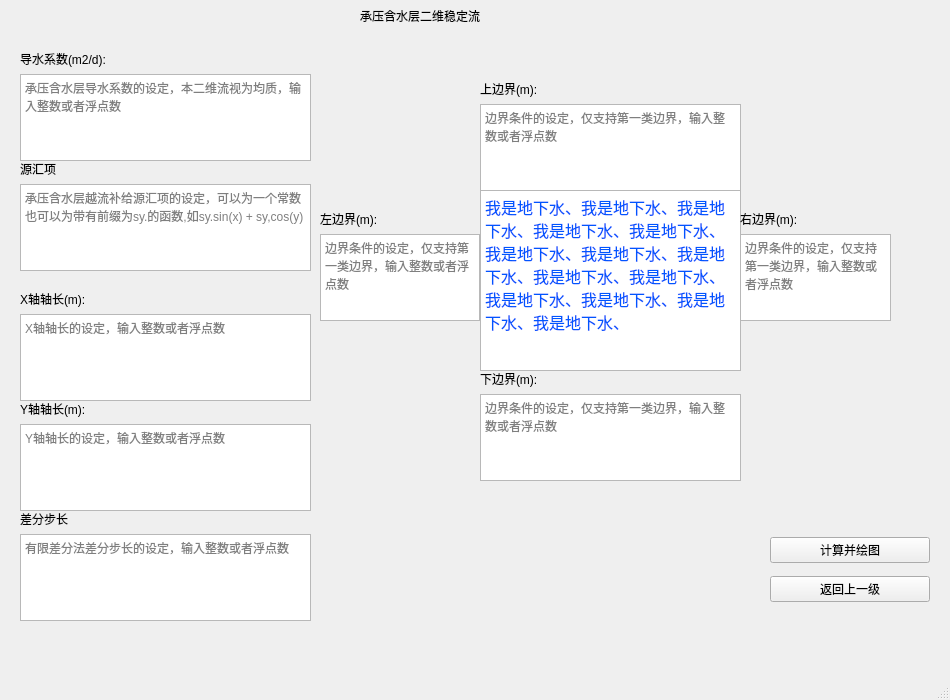
This is ui/ttdcasf.ui in Yulei-3005240023/FDM_groundwater as Qt 5 draws it before an edit. The edited form follows.
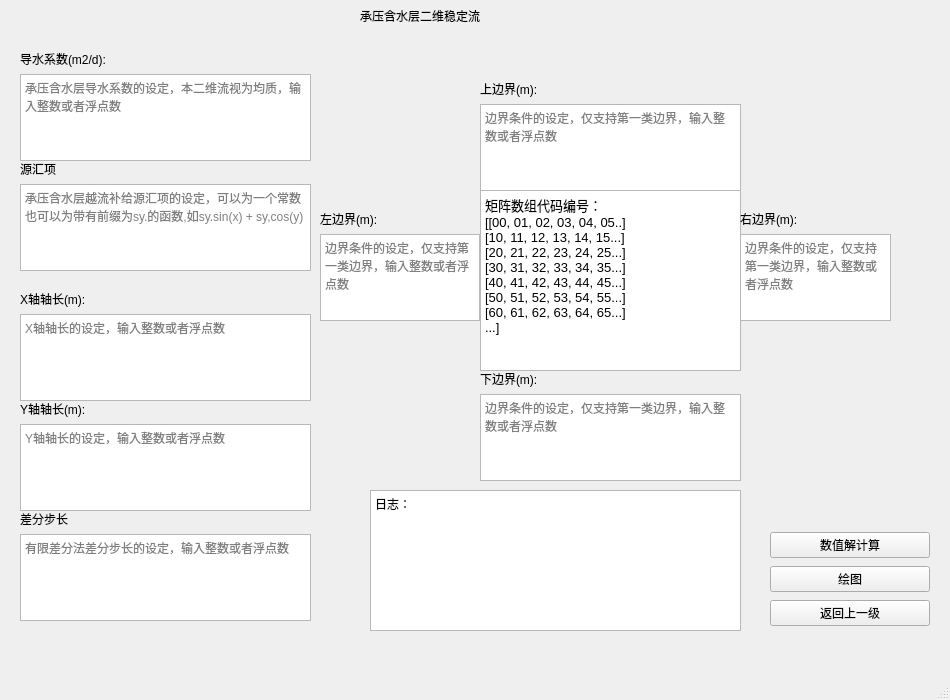
This is the edited form.

Patch:
```diff
--- a/ui/ttdcasf.ui
+++ b/ui/ttdcasf.ui
@@ -79,7 +79,7 @@
      </item>
     </layout>
    </widget>
-   <widget class="QTextBrowser" name="textBrowser">
+   <widget class="QTextBrowser" name="textBrowser_1">
     <property name="geometry">
      <rect>
       <x>480</x>
@@ -93,7 +93,15 @@
 &lt;html&gt;&lt;head&gt;&lt;meta name=&quot;qrichtext&quot; content=&quot;1&quot; /&gt;&lt;style type=&quot;text/css&quot;&gt;
 p, li { white-space: pre-wrap; }
 &lt;/style&gt;&lt;/head&gt;&lt;body style=&quot; font-family:'SimSun'; font-size:9pt; font-weight:400; font-style:normal;&quot;&gt;
-&lt;p style=&quot; margin-top:0px; margin-bottom:0px; margin-left:0px; margin-right:0px; -qt-block-indent:0; text-indent:0px;&quot;&gt;&lt;span style=&quot; font-size:12pt; color:#0055ff;&quot;&gt;我是地下水、我是地下水、我是地下水、我是地下水、我是地下水、我是地下水、我是地下水、我是地下水、我是地下水、我是地下水、我是地下水、我是地下水、我是地下水、我是地下水、&lt;/span&gt;&lt;/p&gt;&lt;/body&gt;&lt;/html&gt;</string>
+&lt;p style=&quot; margin-top:0px; margin-bottom:0px; margin-left:0px; margin-right:0px; -qt-block-indent:0; text-indent:0px;&quot;&gt;&lt;span style=&quot; font-size:10pt;&quot;&gt;矩阵数组代码编号：&lt;/span&gt;&lt;/p&gt;
+&lt;p style=&quot; margin-top:0px; margin-bottom:0px; margin-left:0px; margin-right:0px; -qt-block-indent:0; text-indent:0px;&quot;&gt;&lt;span style=&quot; font-size:10pt;&quot;&gt;[[00, 01, 02, 03, 04, 05..]&lt;/span&gt;&lt;/p&gt;
+&lt;p style=&quot; margin-top:0px; margin-bottom:0px; margin-left:0px; margin-right:0px; -qt-block-indent:0; text-indent:0px;&quot;&gt;&lt;span style=&quot; font-size:10pt;&quot;&gt;[10, 11, 12, 13, 14, 15...]&lt;/span&gt;&lt;/p&gt;
+&lt;p style=&quot; margin-top:0px; margin-bottom:0px; margin-left:0px; margin-right:0px; -qt-block-indent:0; text-indent:0px;&quot;&gt;&lt;span style=&quot; font-size:10pt;&quot;&gt;[20, 21, 22, 23, 24, 25...]&lt;/span&gt;&lt;/p&gt;
+&lt;p style=&quot; margin-top:0px; margin-bottom:0px; margin-left:0px; margin-right:0px; -qt-block-indent:0; text-indent:0px;&quot;&gt;&lt;span style=&quot; font-size:10pt;&quot;&gt;[30, 31, 32, 33, 34, 35...]&lt;/span&gt;&lt;/p&gt;
+&lt;p style=&quot; margin-top:0px; margin-bottom:0px; margin-left:0px; margin-right:0px; -qt-block-indent:0; text-indent:0px;&quot;&gt;&lt;span style=&quot; font-size:10pt;&quot;&gt;[40, 41, 42, 43, 44, 45...]&lt;/span&gt;&lt;/p&gt;
+&lt;p style=&quot; margin-top:0px; margin-bottom:0px; margin-left:0px; margin-right:0px; -qt-block-indent:0; text-indent:0px;&quot;&gt;&lt;span style=&quot; font-size:10pt;&quot;&gt;[50, 51, 52, 53, 54, 55...]&lt;/span&gt;&lt;/p&gt;
+&lt;p style=&quot; margin-top:0px; margin-bottom:0px; margin-left:0px; margin-right:0px; -qt-block-indent:0; text-indent:0px;&quot;&gt;&lt;span style=&quot; font-size:10pt;&quot;&gt;[60, 61, 62, 63, 64, 65...]&lt;/span&gt;&lt;/p&gt;
+&lt;p style=&quot; margin-top:0px; margin-bottom:0px; margin-left:0px; margin-right:0px; -qt-block-indent:0; text-indent:0px;&quot;&gt;&lt;span style=&quot; font-size:10pt;&quot;&gt;...]&lt;/span&gt;&lt;/p&gt;&lt;/body&gt;&lt;/html&gt;</string>
     </property>
    </widget>
    <widget class="QWidget" name="verticalLayoutWidget_3">
@@ -258,14 +266,21 @@
       <x>770</x>
       <y>530</y>
       <width>160</width>
-      <height>80</height>
+      <height>100</height>
      </rect>
     </property>
     <layout class="QVBoxLayout" name="verticalLayout_9">
+     <item>
+      <widget class="QPushButton" name="solve">
+       <property name="text">
+        <string>数值解计算</string>
+       </property>
+      </widget>
+     </item>
      <item>
       <widget class="QPushButton" name="draw">
        <property name="text">
-        <string>计算并绘图</string>
+        <string>绘图</string>
        </property>
       </widget>
      </item>
@@ -304,6 +319,23 @@
      </item>
     </layout>
    </widget>
+   <widget class="QTextBrowser" name="textBrowser">
+    <property name="geometry">
+     <rect>
+      <x>370</x>
+      <y>490</y>
+      <width>371</width>
+      <height>141</height>
+     </rect>
+    </property>
+    <property name="html">
+     <string>&lt;!DOCTYPE HTML PUBLIC &quot;-//W3C//DTD HTML 4.0//EN&quot; &quot;http://www.w3.org/TR/REC-html40/strict.dtd&quot;&gt;
+&lt;html&gt;&lt;head&gt;&lt;meta name=&quot;qrichtext&quot; content=&quot;1&quot; /&gt;&lt;style type=&quot;text/css&quot;&gt;
+p, li { white-space: pre-wrap; }
+&lt;/style&gt;&lt;/head&gt;&lt;body style=&quot; font-family:'SimSun'; font-size:9pt; font-weight:400; font-style:normal;&quot;&gt;
+&lt;p style=&quot; margin-top:0px; margin-bottom:0px; margin-left:0px; margin-right:0px; -qt-block-indent:0; text-indent:0px;&quot;&gt;日志：&lt;/p&gt;&lt;/body&gt;&lt;/html&gt;</string>
+    </property>
+   </widget>
   </widget>
   <widget class="QMenuBar" name="menubar">
    <property name="geometry">
```
